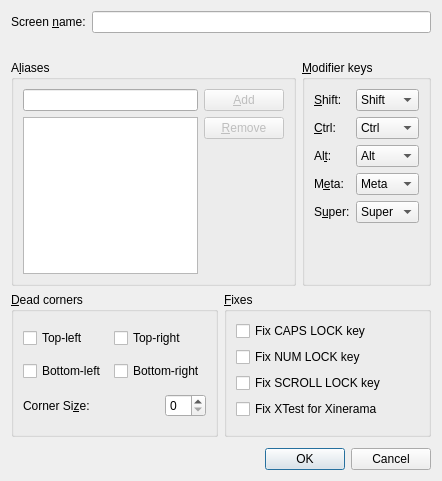
This is src/gui/src/ScreenSettingsDialogBase.ui in deskflow/deskflow as Qt 5 draws it before an edit. The edited form follows.
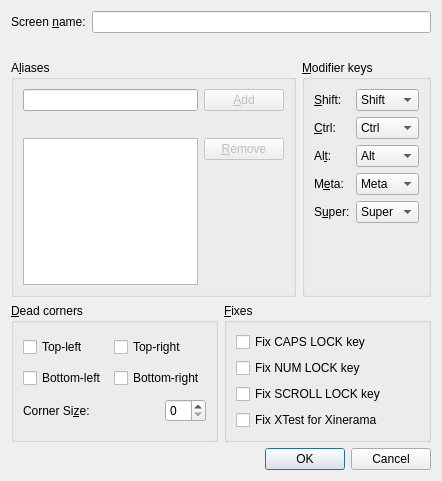
This is the edited form.

Commit message:
SYNERGY-799 Add validation for aliases (#6969)
* SYNERGY-799 Add validation for aliases

* SYNERGY-799 Update ChangeLog

* SYNERGY-799 Fix code smells

* SYNERGY-799 Use new version of "trilom/file-changes-action"

Diff of the .ui file:
```diff
--- a/src/gui/src/ScreenSettingsDialogBase.ui
+++ b/src/gui/src/ScreenSettingsDialogBase.ui
@@ -79,24 +79,7 @@
           </property>
          </widget>
         </item>
-        <item row="1" column="0" rowspan="2">
-         <widget class="QListWidget" name="m_pListAliases">
-          <property name="selectionMode">
-           <enum>QAbstractItemView::ExtendedSelection</enum>
-          </property>
-         </widget>
-        </item>
-        <item row="1" column="1">
-         <widget class="QPushButton" name="m_pButtonRemoveAlias">
-          <property name="enabled">
-           <bool>false</bool>
-          </property>
-          <property name="text">
-           <string>&amp;Remove</string>
-          </property>
-         </widget>
-        </item>
-        <item row="2" column="1">
+        <item row="3" column="1">
          <spacer>
           <property name="orientation">
            <enum>Qt::Vertical</enum>
@@ -109,6 +92,36 @@
           </property>
          </spacer>
         </item>
+        <item row="2" column="0" rowspan="2">
+         <widget class="QListWidget" name="m_pListAliases">
+          <property name="selectionMode">
+           <enum>QAbstractItemView::ExtendedSelection</enum>
+          </property>
+         </widget>
+        </item>
+        <item row="2" column="1">
+         <widget class="QPushButton" name="m_pButtonRemoveAlias">
+          <property name="enabled">
+           <bool>false</bool>
+          </property>
+          <property name="text">
+           <string>&amp;Remove</string>
+          </property>
+         </widget>
+        </item>
+        <item row="1" column="0" colspan="2">
+         <widget class="QLabel" name="m_pLabelAliasError">
+          <property name="styleSheet">
+           <string notr="true">color: #EC4C47; 
+font-size: 13px; 
+font-family: Arial; 
+font-weight: bold;</string>
+          </property>
+          <property name="text">
+           <string/>
+          </property>
+         </widget>
+        </item>
        </layout>
       </widget>
      </item>
```
Left out of the diff: 12 changed lines with no effect on the pictures. The commit also changes 26 other files.
